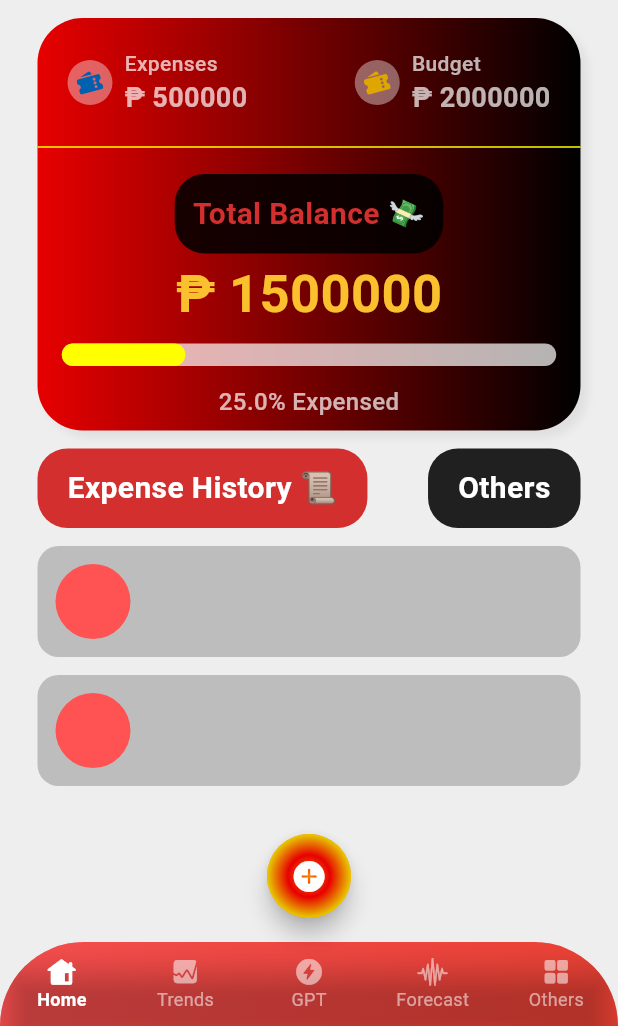
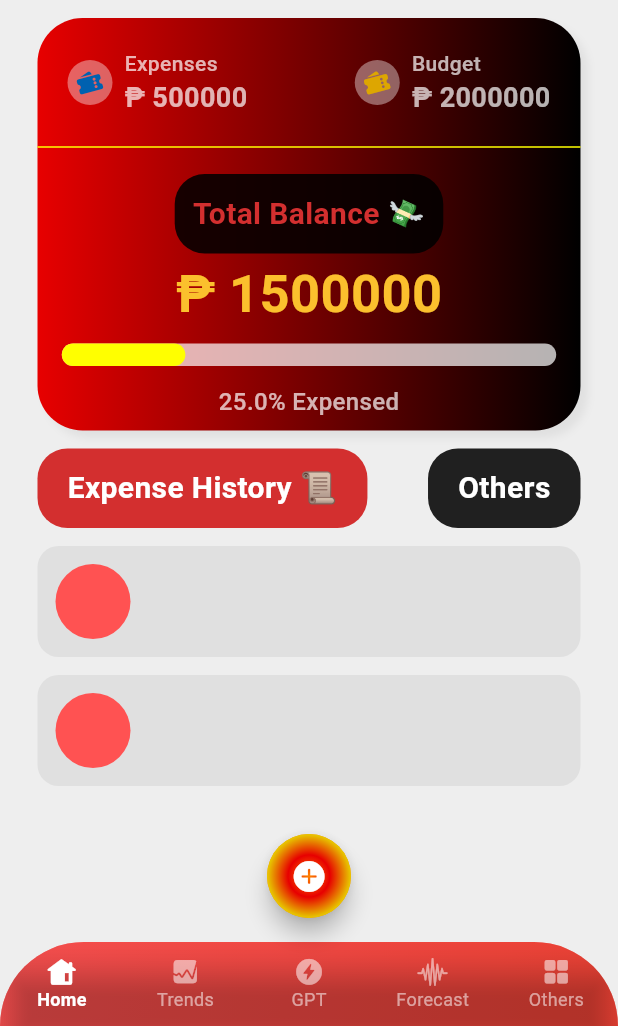
Before and after one commit to donyelqt/pera-pinoy, a Flutter app: the screen it shows after launch, on a phone screen of 412 x 824 dp, the part 210-1236 px from its top. Run offline on Flutter 3.47's test engine with Material 3 defaults, Android fonts, the phone set to English and light mode, and no system bars.

Commit message:
"Changed background color of container from grey[400] to grey[300]"

```diff
--- a/lib/screens/home/views/main_screen.dart
+++ b/lib/screens/home/views/main_screen.dart
@@ -319,7 +319,7 @@ class MainScreen extends StatelessWidget {
                     padding: const EdgeInsets.only(bottom: 12.0),
                     child: Container(
                       decoration: BoxDecoration(
-                        color: Colors.grey[400],
+                        color: Colors.grey[300],
                         borderRadius: BorderRadius.circular(14)
                       ),
                       child: Padding(
```
